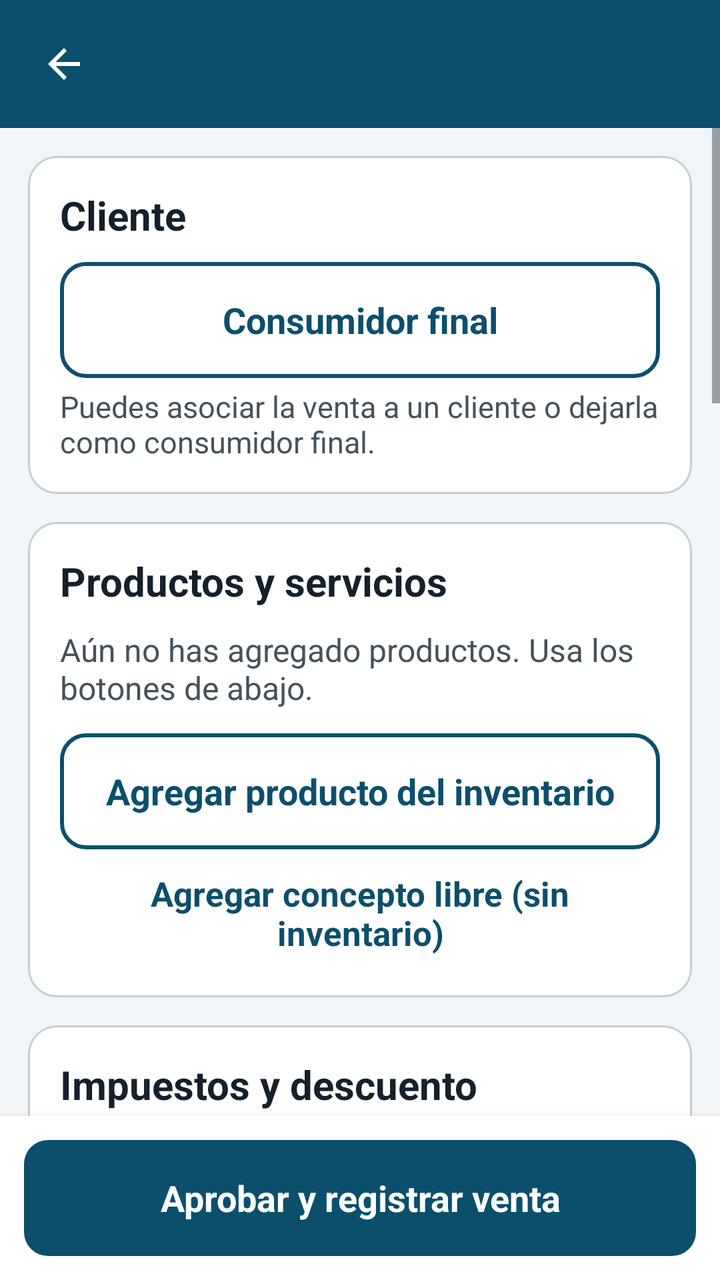
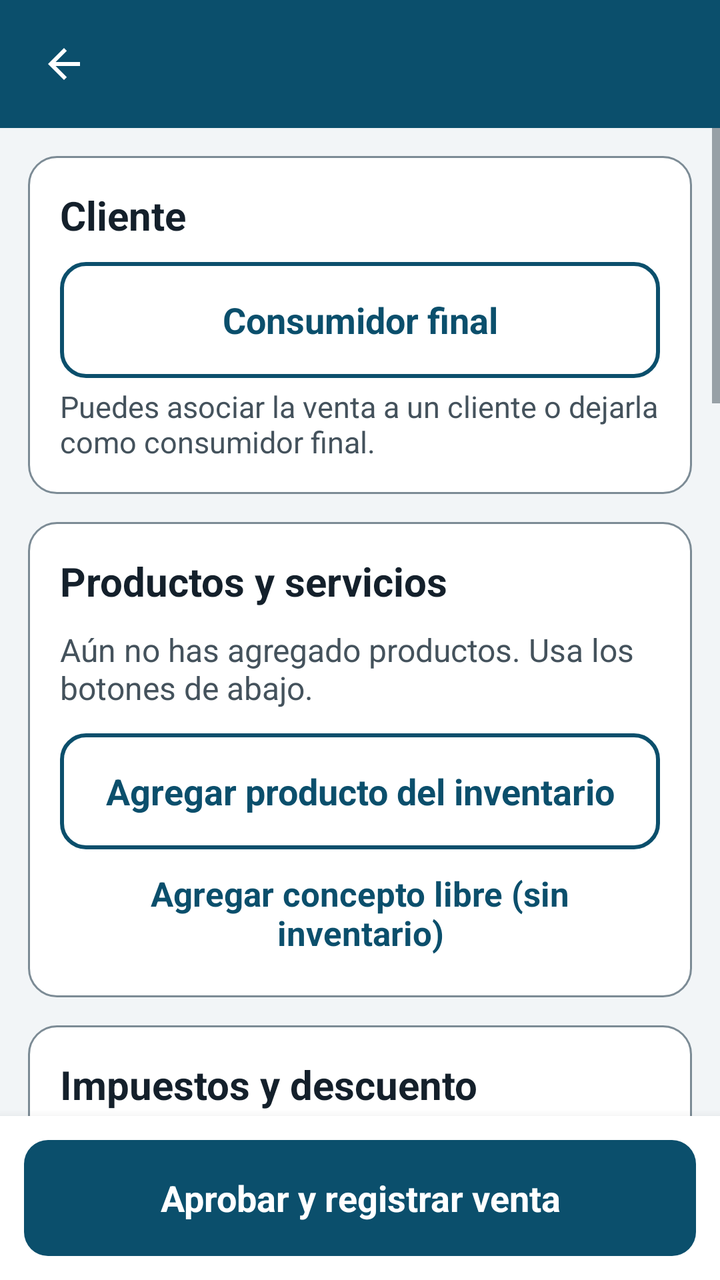

Compare the two renders of this Android layout. The source of the first and the diff that turns it into the second are given below.
<!-- AndroidManifest.xml: application theme Tema -->
<!-- res/layout/activity_venta.xml -->
<?xml version="1.0" encoding="utf-8"?>
<LinearLayout xmlns:android="http://schemas.android.com/apk/res/android"
    android:layout_width="match_parent"
    android:layout_height="match_parent"
    android:orientation="vertical"
    android:background="@color/fondo">

    <include layout="@layout/barra_superior" />

    <ScrollView
android:id="@+id/scrollForm"
        android:layout_width="match_parent"
        android:layout_height="0dp"
        android:layout_weight="1"
        android:fillViewport="true">

        <LinearLayout
            android:layout_width="match_parent"
            android:layout_height="wrap_content"
            android:orientation="vertical"
            android:paddingLeft="14dp"
            android:paddingRight="14dp"
            android:paddingTop="14dp"
            android:paddingBottom="22dp">

            <LinearLayout
                style="@style/Tarjeta"
                android:layout_width="match_parent"
                android:layout_height="wrap_content">

                <TextView
                    style="@style/TituloSeccion"
                    android:layout_width="match_parent"
                    android:layout_height="wrap_content"
                    android:text="Cliente" />

                <Button
                    android:id="@+id/btnCliente"
                    style="@style/BotonSecundario"
                    android:layout_width="match_parent"
                    android:layout_height="wrap_content"
                    android:text="Consumidor final" />

                <TextView
                    style="@style/Ayuda"
                    android:layout_width="match_parent"
                    android:layout_height="wrap_content"
                    android:text="Puedes asociar la venta a un cliente o dejarla como consumidor final." />
            </LinearLayout>

            <LinearLayout
                style="@style/Tarjeta"
                android:layout_width="match_parent"
                android:layout_height="wrap_content">

                <TextView
                    style="@style/TituloSeccion"
                    android:layout_width="match_parent"
                    android:layout_height="wrap_content"
                    android:text="Productos y servicios" />

                <TextView
                    android:id="@+id/txtVacioItems"
                    android:layout_width="match_parent"
                    android:layout_height="wrap_content"
                    android:text="Aún no has agregado productos. Usa los botones de abajo."
                    android:textColor="@color/texto_secundario"
                    android:textSize="16sp" />

                <LinearLayout
                    android:id="@+id/containerItems"
                    android:layout_width="match_parent"
                    android:layout_height="wrap_content"
                    android:orientation="vertical" />

                <Button
                    android:id="@+id/btnAgregarProducto"
                    style="@style/BotonSecundario"
                    android:layout_width="match_parent"
                    android:layout_height="wrap_content"
                    android:layout_marginTop="12dp"
                    android:text="Agregar producto del inventario" />

                <Button
                    android:id="@+id/btnConcepto"
                    style="@style/BotonTexto"
                    android:layout_width="match_parent"
                    android:layout_height="wrap_content"
                    android:layout_marginTop="6dp"
                    android:text="Agregar concepto libre (sin inventario)" />
            </LinearLayout>

            <LinearLayout
                style="@style/Tarjeta"
                android:layout_width="match_parent"
                android:layout_height="wrap_content">

                <TextView
                    style="@style/TituloSeccion"
                    android:layout_width="match_parent"
                    android:layout_height="wrap_content"
                    android:text="Impuestos y descuento" />

                <Switch
                    android:id="@+id/swImpuesto"
                    android:layout_width="match_parent"
                    android:layout_height="wrap_content"
                    android:minHeight="56dp"
                    android:text="Cobrar impuesto a esta venta"
                    android:textColor="@color/texto"
                    android:textSize="18sp" />

                <TextView
                    style="@style/Etiqueta"
                    android:layout_width="match_parent"
                    android:layout_height="wrap_content"
                    android:labelFor="@+id/etImpuesto"
                    android:text="Porcentaje de impuesto" />

                <EditText
                    android:id="@+id/etImpuesto"
                    style="@style/Campo"
                    android:layout_width="match_parent"
                    android:layout_height="wrap_content"
                    android:hint="19"
                    android:inputType="numberDecimal"
                    android:maxLength="5" />

                <TextView
                    style="@style/Etiqueta"
                    android:layout_width="match_parent"
                    android:layout_height="wrap_content"
                    android:labelFor="@+id/etDescuento"
                    android:text="Descuento (COP)" />

                <EditText
                    android:id="@+id/etDescuento"
                    style="@style/Campo"
                    android:layout_width="match_parent"
                    android:layout_height="wrap_content"
                    android:hint="0"
                    android:inputType="number" />
            </LinearLayout>

            <LinearLayout
                style="@style/Tarjeta"
                android:layout_width="match_parent"
                android:layout_height="wrap_content">

                <TextView
                    style="@style/TituloSeccion"
                    android:layout_width="match_parent"
                    android:layout_height="wrap_content"
                    android:text="Forma de pago" />

                <Spinner
                    android:id="@+id/spForma"
                    android:layout_width="match_parent"
                    android:layout_height="56dp"
                    android:background="@drawable/fondo_campo"
                    android:paddingLeft="14dp"
                    android:paddingRight="14dp"
                    android:minHeight="56dp" />

                <TextView
                    style="@style/Ayuda"
                    android:layout_width="match_parent"
                    android:layout_height="wrap_content"
                    android:text="Si eliges Crédito, la venta se suma al saldo del cliente." />

                <LinearLayout
                    android:id="@+id/filaVencimiento"
                    android:layout_width="match_parent"
                    android:layout_height="wrap_content"
                    android:layout_marginTop="12dp"
                    android:orientation="vertical"
                    android:visibility="gone">

                    <TextView
                        style="@style/Etiqueta"
                        android:layout_width="match_parent"
                        android:layout_height="wrap_content"
                        android:text="Fecha límite de pago *" />

                    <Button
                        android:id="@+id/btnVencimiento"
                        style="@style/BotonSecundario"
                        android:layout_width="match_parent"
                        android:layout_height="wrap_content"
                        android:text="Elegir fecha" />

                    <TextView
                        style="@style/Ayuda"
                        android:layout_width="match_parent"
                        android:layout_height="wrap_content"
                        android:text="El cliente debe pagar antes de esta fecha. La app avisa cuando la deuda vence." />
                </LinearLayout>
            </LinearLayout>

            <LinearLayout
                style="@style/Tarjeta"
                android:layout_width="match_parent"
                android:layout_height="wrap_content">

                <TextView
                    style="@style/TituloSeccion"
                    android:layout_width="match_parent"
                    android:layout_height="wrap_content"
                    android:text="Notas y detalles extra" />

                <EditText
                    android:id="@+id/etNotas"
                    style="@style/CampoMultilinea"
                    android:layout_width="match_parent"
                    android:layout_height="wrap_content"
                    android:hint="Ej.: entrega a domicilio, color, talla, observaciones…"
                    android:inputType="textCapSentences|textMultiLine" />
            </LinearLayout>

            <LinearLayout
                style="@style/Tarjeta"
                android:layout_width="match_parent"
                android:layout_height="wrap_content">

                <TextView
                    style="@style/TituloSeccion"
                    android:layout_width="match_parent"
                    android:layout_height="wrap_content"
                    android:text="Comprobante de la venta" />

                <TextView
                    style="@style/Ayuda"
                    android:layout_width="match_parent"
                    android:layout_height="wrap_content"
                    android:text="Toma una foto del comprobante o sube un archivo o imagen. Es opcional." />

                <Button
                    android:id="@+id/btnFoto"
                    style="@style/BotonSecundario"
                    android:layout_width="match_parent"
                    android:layout_height="wrap_content"
                    android:layout_marginTop="12dp"
                    android:text="Tomar foto del comprobante" />

                <Button
                    android:id="@+id/btnArchivo"
                    style="@style/BotonSecundario"
                    android:layout_width="match_parent"
                    android:layout_height="wrap_content"
                    android:layout_marginTop="8dp"
                    android:text="Elegir archivo o documento" />

                <LinearLayout
                    android:id="@+id/containerAdjuntos"
                    android:layout_width="match_parent"
                    android:layout_height="wrap_content"
                    android:layout_marginTop="8dp"
                    android:orientation="vertical" />
            </LinearLayout>

            <LinearLayout
                style="@style/Tarjeta"
                android:layout_width="match_parent"
                android:layout_height="wrap_content">

                <TextView
                    style="@style/TituloSeccion"
                    android:layout_width="match_parent"
                    android:layout_height="wrap_content"
                    android:text="Resumen de la venta" />

                <LinearLayout
                    android:layout_width="match_parent"
                    android:layout_height="wrap_content"
                    android:orientation="horizontal"
                    android:paddingTop="4dp"
                    android:paddingBottom="4dp">

                    <TextView
                        android:layout_width="0dp"
                        android:layout_height="wrap_content"
                        android:layout_weight="1"
                        android:text="Subtotal"
                        android:textColor="@color/texto_secundario"
                        android:textSize="16sp" />

                    <TextView
                        android:id="@+id/txtSubtotal"
                        android:layout_width="wrap_content"
                        android:layout_height="wrap_content"
                        android:text="$ 0"
                        android:textColor="@color/texto"
                        android:textSize="18sp"
                        android:textStyle="bold" />
                </LinearLayout>

                <LinearLayout
                    android:layout_width="match_parent"
                    android:layout_height="wrap_content"
                    android:orientation="horizontal"
                    android:paddingTop="4dp"
                    android:paddingBottom="4dp">

                    <TextView
                        android:layout_width="0dp"
                        android:layout_height="wrap_content"
                        android:layout_weight="1"
                        android:text="Descuento"
                        android:textColor="@color/texto_secundario"
                        android:textSize="16sp" />

                    <TextView
                        android:id="@+id/txtDescuento"
                        android:layout_width="wrap_content"
                        android:layout_height="wrap_content"
                        android:text="$ 0"
                        android:textColor="@color/texto"
                        android:textSize="18sp"
                        android:textStyle="bold" />
                </LinearLayout>

                <LinearLayout
                    android:layout_width="match_parent"
                    android:layout_height="wrap_content"
                    android:orientation="horizontal"
                    android:paddingTop="4dp"
                    android:paddingBottom="4dp">

                    <TextView
                        android:id="@+id/lblImpuesto"
                        android:layout_width="0dp"
                        android:layout_height="wrap_content"
                        android:layout_weight="1"
                        android:text="Impuesto"
                        android:textColor="@color/texto_secundario"
                        android:textSize="16sp" />

                    <TextView
                        android:id="@+id/txtImpuesto"
                        android:layout_width="wrap_content"
                        android:layout_height="wrap_content"
                        android:text="$ 0"
                        android:textColor="@color/texto"
                        android:textSize="18sp"
                        android:textStyle="bold" />
                </LinearLayout>

                <LinearLayout
                    android:layout_width="match_parent"
                    android:layout_height="wrap_content"
                    android:orientation="horizontal"
                    android:paddingTop="4dp"
                    android:paddingBottom="4dp">

                    <TextView
                        android:layout_width="0dp"
                        android:layout_height="wrap_content"
                        android:layout_weight="1"
                        android:text="Costo estimado"
                        android:textColor="@color/texto_secundario"
                        android:textSize="16sp" />

                    <TextView
                        android:id="@+id/txtCosto"
                        android:layout_width="wrap_content"
                        android:layout_height="wrap_content"
                        android:text="$ 0"
                        android:textColor="@color/texto"
                        android:textSize="18sp" />
                </LinearLayout>

                <LinearLayout
                    android:layout_width="match_parent"
                    android:layout_height="wrap_content"
                    android:orientation="horizontal"
                    android:paddingTop="4dp"
                    android:paddingBottom="4dp">

                    <TextView
                        android:layout_width="0dp"
                        android:layout_height="wrap_content"
                        android:layout_weight="1"
                        android:text="Ganancia estimada"
                        android:textColor="@color/exito"
                        android:textSize="16sp"
                        android:textStyle="bold" />

                    <TextView
                        android:id="@+id/txtGanancia"
                        android:layout_width="wrap_content"
                        android:layout_height="wrap_content"
                        android:text="$ 0"
                        android:textColor="@color/exito"
                        android:textSize="18sp"
                        android:textStyle="bold" />
                </LinearLayout>

                <LinearLayout
                    android:layout_width="match_parent"
                    android:layout_height="wrap_content"
                    android:orientation="horizontal"
                    android:paddingTop="4dp"
                    android:paddingBottom="4dp">

                    <TextView
                        android:layout_width="0dp"
                        android:layout_height="wrap_content"
                        android:layout_weight="1"
                        android:text="Margen sobre la venta"
                        android:textColor="@color/texto_secundario"
                        android:textSize="16sp" />

                    <TextView
                        android:id="@+id/txtMargen"
                        android:layout_width="wrap_content"
                        android:layout_height="wrap_content"
                        android:text="0%"
                        android:textColor="@color/exito"
                        android:textSize="18sp"
                        android:textStyle="bold" />
                </LinearLayout>

                <View
                    style="@style/Separador"
                    android:layout_width="match_parent"
                    android:layout_height="1dp" />

                <LinearLayout
                    android:layout_width="match_parent"
                    android:layout_height="wrap_content"
                    android:orientation="horizontal"
                    android:gravity="center_vertical">

                    <TextView
                        android:layout_width="0dp"
                        android:layout_height="wrap_content"
                        android:layout_weight="1"
                        android:text="Total a cobrar"
                        android:textColor="@color/texto"
                        android:textSize="20sp"
                        android:textStyle="bold" />

                    <TextView
                        android:id="@+id/txtTotal"
                        android:layout_width="wrap_content"
                        android:layout_height="wrap_content"
                        android:text="$ 0"
                        android:textColor="@color/primario"
                        android:textSize="30sp"
                        android:textStyle="bold" />
                </LinearLayout>
            </LinearLayout>
        </LinearLayout>
    </ScrollView>

    <LinearLayout
        android:layout_width="match_parent"
        android:layout_height="wrap_content"
        android:background="@color/superficie"
        android:elevation="8dp"
        android:padding="12dp">

        <Button
            android:id="@+id/btnAprobar"
            style="@style/BotonPrimario"
            android:layout_width="match_parent"
            android:layout_height="wrap_content"
            android:text="Aprobar y registrar venta" />
    </LinearLayout>
</LinearLayout>
<!-- res/layout/barra_superior.xml (included above) -->
<?xml version="1.0" encoding="utf-8"?>
<LinearLayout xmlns:android="http://schemas.android.com/apk/res/android"
    android:layout_width="match_parent"
    android:layout_height="wrap_content"
    android:orientation="horizontal"
    android:gravity="center_vertical"
    android:background="@color/primario"
    android:minHeight="64dp"
    android:paddingLeft="6dp"
    android:paddingRight="12dp"
    android:paddingTop="6dp"
    android:paddingBottom="6dp">

    <ImageButton
        android:id="@+id/btnAtras"
        android:layout_width="52dp"
        android:layout_height="52dp"
        android:background="?android:attr/selectableItemBackgroundBorderless"
        android:src="@drawable/ic_atras"
        android:tint="@color/blanco"
        android:contentDescription="@string/volver"
        android:scaleType="centerInside" />

    <TextView
        android:id="@+id/tituloBarra"
        android:layout_width="0dp"
        android:layout_height="wrap_content"
        android:layout_weight="1"
        android:layout_marginStart="4dp"
        android:textColor="@color/blanco"
        android:textSize="22sp"
        android:textStyle="bold"
        android:maxLines="2"
        android:ellipsize="end" />
</LinearLayout>
<!-- resources referenced by this layout -->
<resources>
  <color name="blanco">#FFFFFF</color>
  <color name="exito">#176B3A</color>
  <color name="fondo">#F2F5F7</color>
  <color name="primario">#0B4F6C</color>
  <color name="superficie">#FFFFFF</color>
  <color name="texto">#14202B</color>
  <color name="texto_secundario">#44525C</color>
  <!-- drawable ic_atras (drawable) -->
  <?xml version="1.0" encoding="utf-8"?>
  <vector xmlns:android="http://schemas.android.com/apk/res/android"
      android:width="24dp" android:height="24dp"
      android:viewportWidth="24" android:viewportHeight="24">
      <path android:fillColor="#FF000000" android:pathData="M20,11H7.83l5.59,-5.59L12,4l-8,8 8,8 1.41,-1.41L7.83,13H20v-2z"/>
  </vector>
  <string name="volver">Volver</string>
  <style name="Ayuda">
          <item name="android:textSize">15sp</item>
          <item name="android:textColor">@color/texto_secundario</item>
          <item name="android:layout_marginTop">4dp</item>
      </style>
  <style name="BotonSecundario" parent="BotonPrimario">
          <item name="android:background">@drawable/boton_secundario</item>
          <item name="android:textColor">@color/primario</item>
      </style>
  <style name="CampoMultilinea" parent="Campo">
          <item name="android:singleLine">false</item>
          <item name="android:gravity">top|start</item>
          <item name="android:minHeight">96dp</item>
      </style>
  <style name="Etiqueta">
          <item name="android:textSize">16sp</item>
          <item name="android:textStyle">bold</item>
          <item name="android:textColor">@color/texto_secundario</item>
          <item name="android:layout_marginTop">14dp</item>
          <item name="android:layout_marginBottom">6dp</item>
      </style>
  <style name="Separador">
          <item name="android:layout_width">match_parent</item>
          <item name="android:layout_height">1dp</item>
          <item name="android:background">@color/borde</item>
          <item name="android:layout_marginTop">10dp</item>
          <item name="android:layout_marginBottom">10dp</item>
      </style>
  <style name="Tarjeta">
          <item name="android:background">@drawable/fondo_tarjeta</item>
          <item name="android:padding">16dp</item>
          <item name="android:layout_marginBottom">14dp</item>
          <item name="android:orientation">vertical</item>
      </style>
  <style name="TituloSeccion">
          <item name="android:textSize">20sp</item>
          <item name="android:textStyle">bold</item>
          <item name="android:textColor">@color/texto</item>
          <item name="android:layout_marginBottom">10dp</item>
      </style>
  <color name="borde">#C3CDD4</color>
  <!-- drawable boton_texto (drawable) -->
  <?xml version="1.0" encoding="utf-8"?>
  <selector xmlns:android="http://schemas.android.com/apk/res/android">
      <item android:state_pressed="true"><shape><solid android:color="@color/primario_claro"/><corners android:radius="10dp"/></shape></item>
      <item><shape><solid android:color="#00000000"/><corners android:radius="10dp"/></shape></item>
  </selector>
  <!-- drawable fondo_tarjeta (drawable) -->
  <?xml version="1.0" encoding="utf-8"?>
  <shape xmlns:android="http://schemas.android.com/apk/res/android">
      <solid android:color="@color/superficie"/>
      <corners android:radius="14dp"/>
      <stroke android:width="1dp" android:color="@color/borde"/>
  </shape>
  <color name="primario_oscuro">#073A50</color>
  <color name="deshabilitado">#8A979F</color>
  <color name="gris_fondo">#E6EBEE</color>
  <color name="primario_claro">#DCEAF2</color>
  <!-- unchanged entries left out for length: 7 -->
</resources>

<!-- the commit's change to res/layout/activity_venta.xml (unified diff, before → after) -->
@@ -151,6 +151,7 @@ android:id="@+id/scrollForm"
                     style="@style/TituloSeccion"
                     android:layout_width="match_parent"
                     android:layout_height="wrap_content"
+                    android:labelFor="@+id/spForma"
                     android:text="Forma de pago" />
 
                 <Spinner
@@ -206,6 +207,7 @@ android:id="@+id/scrollForm"
                     style="@style/TituloSeccion"
                     android:layout_width="match_parent"
                     android:layout_height="wrap_content"
+                    android:labelFor="@+id/etNotas"
                     android:text="Notas y detalles extra" />
 
                 <EditText
<!-- resource entries referenced after the edit -->
@@ -55,7 +55,7 @@
           <item name="android:textColor">@color/texto</item>
           <item name="android:layout_marginBottom">10dp</item>
       </style>
-  <color name="borde">#C3CDD4</color>
+  <color name="borde">#7C8B95</color>
   <!-- drawable boton_texto (drawable) -->
   <?xml version="1.0" encoding="utf-8"?>
   <selector xmlns:android="http://schemas.android.com/apk/res/android">
